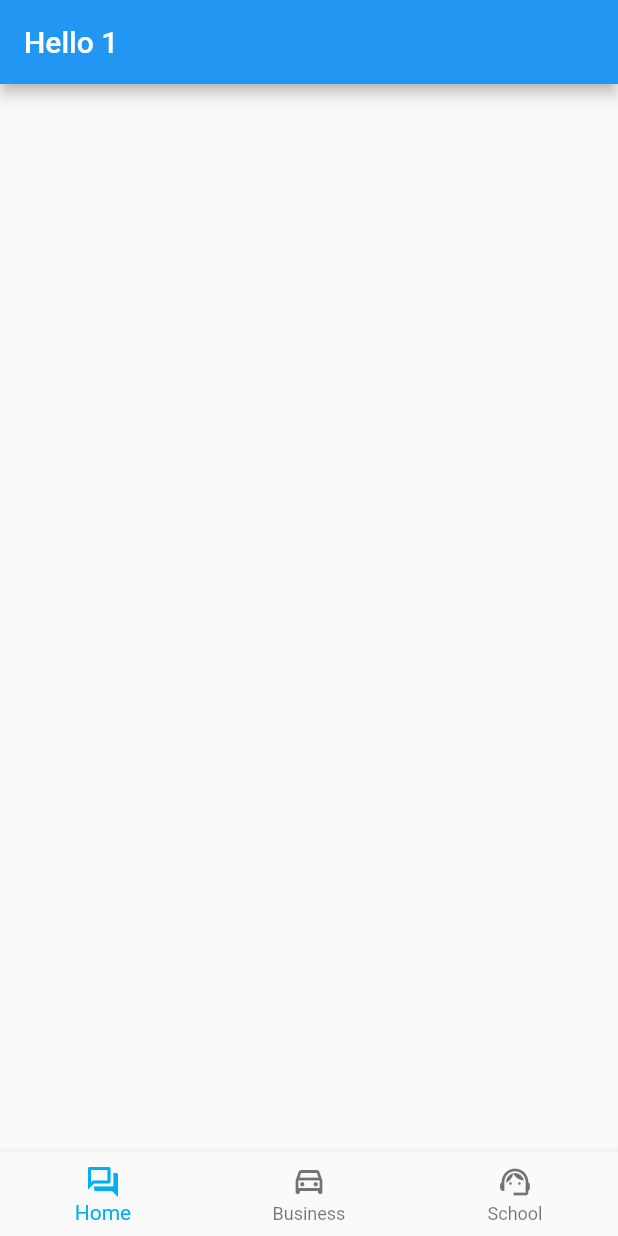
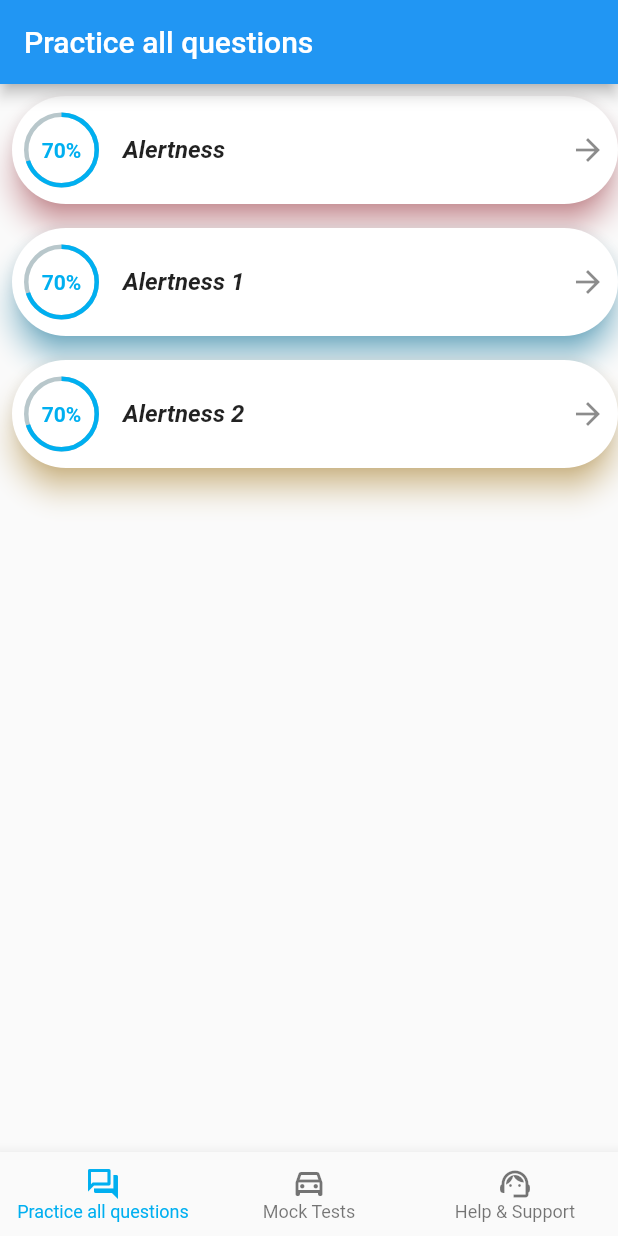
Before and after one commit to nguyendong190195/driving_theory, a Flutter app: the screen it shows after launch, on a phone screen of 412 x 824 dp. Run offline on Flutter 3.47's test engine with Material 2 defaults, Android fonts, the phone set to English and light mode, and no system bars; drawn by our look-alikes of percent_indicator; missing offline and left inert: flutter_email_sender, launch_review.

Commit message:
Binding các câu hỏi

```diff
--- a/lib/extension/colors_extension.dart
+++ b/lib/extension/colors_extension.dart
@@ -40,7 +40,7 @@ extension HexColor on Color {
 
 
   static Color getMultipleColorFromIndex(int index) {
-    switch(index){
+    switch(index%5){
       case 0:
         return HexColor.hexToColor('#ef5362');
         break;
--- a/lib/main.dart
+++ b/lib/main.dart
@@ -1,22 +1,13 @@
+import 'dart:convert';
+
 import 'package:driving_theory/extension/colors_extension.dart';
-/// Flutter code sample for BottomNavigationBar
-
-// This example shows a [BottomNavigationBar] as it is used within a [Scaffold]
-// widget. The [BottomNavigationBar] has three [BottomNavigationBarItem]
-// widgets and the [currentIndex] is set to index 0. The selected item is
-// amber. The `_onItemTapped` function changes the selected item's index
-// and displays a corresponding message in the center of the [Scaffold].
-//
-// ![A scaffold with a bottom navigation bar containing three bottom navigation
-// bar items. The first one is selected.](https://flutter.github.io/assets-for-api-docs/assets/material/bottom_navigation_bar.png)
-
+import 'package:driving_theory/models/topic_object.dart';
 import 'package:flutter/material.dart';
 import 'package:driving_theory/screens/tab1/practice_all_question_screen.dart';
 import 'package:driving_theory/screens/tab2/mock_tests_screen.dart';
 import 'package:driving_theory/screens/tab3/help_support_screen.dart';
+
 void main() => runApp(MyApp());
-
-/// This is the main application widget.
 class MyApp extends StatelessWidget {
   static const String _title = 'Flutter Code Sample';
 
@@ -24,14 +15,26 @@ class MyApp extends StatelessWidget {
   Widget build(BuildContext context) {
     return MaterialApp(
       title: _title,
-      home: MyStatefulWidget(),
+      home: FutureBuilder(
+        future: DefaultAssetBundle.of(context).loadString('data/data.json'),
+        builder: (context, snapshot) {
+          var new_data = json.decode(snapshot.data.toString());
+          DataTopic data = DataTopic.fromJson(new_data);
+          List<Widget> _widgetOptions = <Widget>[];
+          _widgetOptions.add(PracticeAllQuestionScreen(data.data));
+          _widgetOptions.add(MockTestsScreen(data.data));
+          _widgetOptions.add(HelpAndSupportScreen());
+          return MyStatefulWidget(_widgetOptions);
+        },
+      ),
     );
   }
 }
 
 /// This is the stateful widget that the main application instantiates.
 class MyStatefulWidget extends StatefulWidget {
-  MyStatefulWidget({Key key}) : super(key: key);
+  List<Widget> widgets;
+  MyStatefulWidget(this.widgets);
 
   @override
   _MyStatefulWidgetState createState() => _MyStatefulWidgetState();
@@ -40,14 +43,12 @@ class MyStatefulWidget extends StatefulWidget {
 /// This is the private State class that goes with MyStatefulWidget.
 class _MyStatefulWidgetState extends State<MyStatefulWidget> {
   int _selectedIndex = 0;
-  static const TextStyle optionStyle =
-  TextStyle(fontSize: 30, fontWeight: FontWeight.bold);
-  static List<Widget> _widgetOptions = <Widget>[
-    PracticeAllQuestionScreen(),
-    MockTestsScreen(),
-    HelpAndSupportScreen()
-  ];
+  static const TextStyle optionStyle = TextStyle(fontSize: 12, fontWeight: FontWeight.normal);
+  static const TextStyle optionStyleNormal = TextStyle(fontSize: 12, fontWeight: FontWeight.normal);
 
+  // PracticeAllQuestionScreen(),
+  // MockTestsScreen(),
+  // HelpAndSupportScreen()
   void _onItemTapped(int index) {
     setState(() {
       _selectedIndex = index;
@@ -58,26 +59,27 @@ class _MyStatefulWidgetState extends State<MyStatefulWidget> {
   Widget build(BuildContext context) {
     return Scaffold(
       body: Center(
-        child: _widgetOptions.elementAt(_selectedIndex),
+        child: widget.widgets[_selectedIndex]
       ),
       bottomNavigationBar: BottomNavigationBar(
         items: const <BottomNavigationBarItem>[
           BottomNavigationBarItem(
             icon: Icon(Icons.question_answer_outlined),
-            label: 'Home',
+            label: 'Practice all questions',
           ),
           BottomNavigationBarItem(
             icon: Icon(Icons.time_to_leave_outlined),
-            label: 'Business',
+            label: 'Mock Tests',
           ),
           BottomNavigationBarItem(
             icon: Icon(Icons.support_agent_outlined),
-            label: 'School',
+            label: 'Help & Support',
           ),
         ],
         currentIndex: _selectedIndex,
         selectedItemColor: HexColor.mainColor(),
-
+        selectedLabelStyle: optionStyle,
+        unselectedLabelStyle: optionStyleNormal,
         onTap: _onItemTapped,
       ),
     );
--- /dev/null
+++ b/lib/models/topic_object.dart
@@ -0,0 +1,108 @@
+class DataTopic {
+  List<Data> data;
+
+  DataTopic({this.data});
+
+  DataTopic.fromJson(Map<String, dynamic> json) {
+    if (json!= null) {
+      if (json['data'] != null) {
+        data = new List<Data>();
+        json['data'].forEach((v) {
+          data.add(new Data.fromJson(v));
+        });
+      }
+    }
+  }
+
+  Map<String, dynamic> toJson() {
+    final Map<String, dynamic> data = new Map<String, dynamic>();
+    if (this.data != null) {
+      data['data'] = this.data.map((v) => v.toJson()).toList();
+    }
+    return data;
+  }
+}
+
+class Data {
+  String topic;
+  List<ListQuestion> listQuestion;
+
+  Data({this.topic, this.listQuestion});
+
+  Data.fromJson(Map<String, dynamic> json) {
+    topic = json['topic'];
+    if (json['listQuestion'] != null) {
+      listQuestion = new List<ListQuestion>();
+      json['listQuestion'].forEach((v) {
+        listQuestion.add(new ListQuestion.fromJson(v));
+      });
+    }
+  }
+
+  Map<String, dynamic> toJson() {
+    final Map<String, dynamic> data = new Map<String, dynamic>();
+    data['topic'] = this.topic;
+    if (this.listQuestion != null) {
+      data['listQuestion'] = this.listQuestion.map((v) => v.toJson()).toList();
+    }
+    return data;
+  }
+}
+
+class ListQuestion {
+  String questionEn;
+  String questionVi;
+  String questionCode;
+  List<Answers> answers;
+
+  ListQuestion(
+      {this.questionEn, this.questionVi, this.questionCode, this.answers});
+
+  ListQuestion.fromJson(Map<String, dynamic> json) {
+    questionEn = json['question_en'];
+    questionVi = json['question_vi'];
+    questionCode = json['question_code'];
+    if (json['answers'] != null) {
+      answers = new List<Answers>();
+      json['answers'].forEach((v) {
+        answers.add(new Answers.fromJson(v));
+      });
+    }
+  }
+
+  Map<String, dynamic> toJson() {
+    final Map<String, dynamic> data = new Map<String, dynamic>();
+    data['question_en'] = this.questionEn;
+    data['question_vi'] = this.questionVi;
+    data['question_code'] = this.questionCode;
+    if (this.answers != null) {
+      data['answers'] = this.answers.map((v) => v.toJson()).toList();
+    }
+    return data;
+  }
+}
+
+class Answers {
+  String answerEn;
+  String answerVi;
+  String answerCode;
+  bool correct;
+
+  Answers({this.answerEn, this.answerVi, this.answerCode, this.correct});
+
+  Answers.fromJson(Map<String, dynamic> json) {
+    answerEn = json['answer_en'];
+    answerVi = json['answer_vi'];
+    answerCode = json['answer_code'];
+    correct = json['correct'];
+  }
+
+  Map<String, dynamic> toJson() {
+    final Map<String, dynamic> data = new Map<String, dynamic>();
+    data['answer_en'] = this.answerEn;
+    data['answer_vi'] = this.answerVi;
+    data['answer_code'] = this.answerCode;
+    data['correct'] = this.correct;
+    return data;
+  }
+}
--- a/lib/screens/tab1/practice_all_question_screen.dart
+++ b/lib/screens/tab1/practice_all_question_screen.dart
@@ -1,7 +1,13 @@
 import 'package:driving_theory/extension/colors_extension.dart';
+import 'package:driving_theory/models/topic_object.dart';
+import 'package:driving_theory/screens/tab1/review_question_screen.dart';
 import 'package:flutter/material.dart';
+import 'package:percent_indicator/percent_indicator.dart';
 
 class PracticeAllQuestionScreen extends StatefulWidget {
+  List<Data> data;
+  PracticeAllQuestionScreen(this.data);
+
   @override
   State<StatefulWidget> createState() {
     return _PracticeAllQuestionState();
@@ -14,9 +20,46 @@ class _PracticeAllQuestionState extends State<PracticeAllQuestionScreen> {
   Widget build(BuildContext context) {
     return Scaffold(
       appBar: AppBar(
-        title: Text('Hello 1'),
+        title: Text('Practice all questions'),
       ),
       body: Container(
+        child: ListView.builder(itemBuilder: (BuildContext context, int index) {
+          return GestureDetector(
+            onTap: () {
+              var screen = ReviewQuestionScreen(widget.data[index]);
+              Navigator.of(context)
+                  .push(MaterialPageRoute(builder: (context) => screen));
+            },
+            child: buildCardItem(index),
+          );
+        },
+        itemCount: widget.data.length,),
+      ),
+    );
+  }
+
+  Card buildCardItem(int index) {
+    return Card(
+      shape: RoundedRectangleBorder(
+        borderRadius: BorderRadius.circular(50.0),
+      ),
+      color: Colors.white,
+      elevation: 8.0,
+      shadowColor: HexColor.getMultipleColorFromIndex(index),
+      margin: EdgeInsets.fromLTRB(8.0, 8.0, 0.0, 8.0),
+      child: Container(
+        child: ListTile(
+          contentPadding: EdgeInsets.symmetric(horizontal: 8.0, vertical: 8.0),
+          leading: CircularPercentIndicator(
+            radius: 50.0,
+            lineWidth: 3.0,
+            percent: 0.7,
+            progressColor: HexColor.mainColor(),
+            center: new Text("70%", style: TextStyle(color: HexColor.mainColor(), fontWeight: FontWeight.bold)),
+          ),
+          title: Text(widget.data[index].topic, style: TextStyle(fontWeight: FontWeight.bold, fontStyle: FontStyle.italic),),
+          trailing: Icon(Icons.arrow_forward),
+        ),
       ),
     );
   }
--- a/lib/screens/tab2/mock_tests_screen.dart
+++ b/lib/screens/tab2/mock_tests_screen.dart
@@ -1,7 +1,10 @@
 import 'package:driving_theory/extension/colors_extension.dart';
+import 'package:driving_theory/models/topic_object.dart';
 import 'package:flutter/material.dart';
 
 class MockTestsScreen extends StatefulWidget {
+  List<Data> datas;
+  MockTestsScreen(this.datas);
   @override
   State<StatefulWidget> createState() {
     return _MockTestsState();
--- a/pubspec.yaml
+++ b/pubspec.yaml
@@ -30,6 +30,7 @@ dependencies:
   cupertino_icons: ^1.0.0
   launch_review: ^1.0.1
   flutter_email_sender: ^4.0.0
+  percent_indicator: "^2.1.7+2"
 
 dev_dependencies:
   flutter_test:
@@ -49,6 +50,7 @@ flutter:
   assets:
      - images/logo_app_2.jpg
      - images/logo_app_2.png
+     - data/data.json
   #   - images/a_dot_burr.jpeg
   #   - images/a_dot_ham.jpeg
 
```
Also changed, not shown: data/data.json (added, +174 -0 lines), lib/screens/tab1/review_question_screen.dart (added, +75 -0 lines), pubspec.lock.
